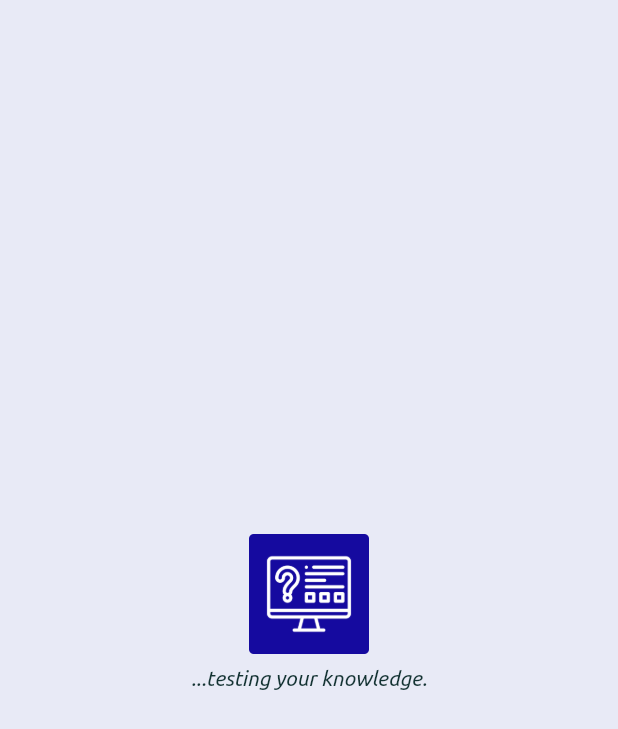
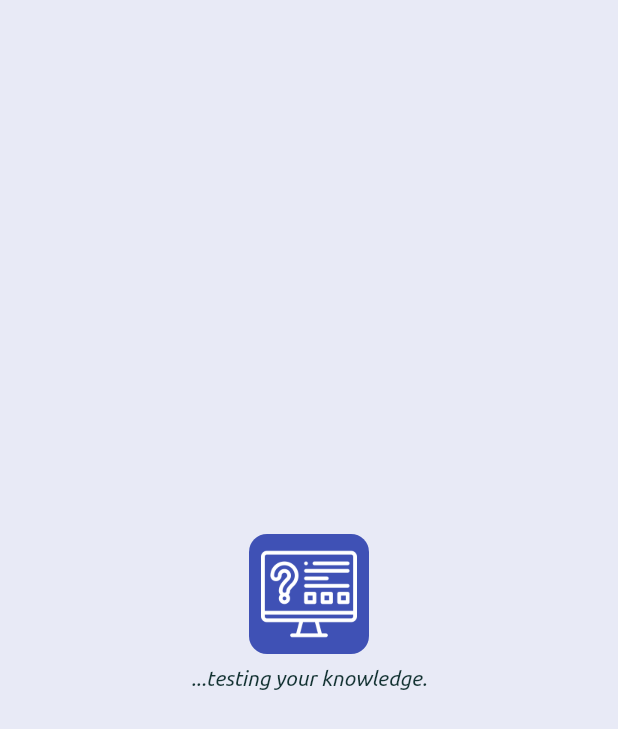
Before and after one commit to DeleMike/trivia, a Flutter app: the SplashScreen screen opened directly, on a phone screen of 412 x 824 dp. Shown: the top 729 px of the screen. Run offline on Flutter 3.47's test engine with Material 2 defaults, Android fonts, the phone set to English and light mode, and no system bars; our stand-ins replace image_picker, lottie, settings_ui, shared_preferences, sqflite; accounts and stored records are empty; project files that could hold a hidden picture were left out.

Commit message:
update UI: add border radius to icon container

```diff
--- a/lib/widgets/splash_screen.dart
+++ b/lib/widgets/splash_screen.dart
@@ -6,16 +6,20 @@ import '../helpers/dark_theme_provider.dart';
 class SplashScreen extends StatelessWidget {
   @override
   Widget build(BuildContext context) {
-    return Consumer<DarkThemeProvider>(
-          builder: (_, themeProvider, __) => Scaffold(
+    return Scaffold(
       body: Column(
         mainAxisAlignment: MainAxisAlignment.center,
         children: [
           Center(
             child: Container(
+
+              padding: const EdgeInsets.all(8.0),
               width: 80,
-                decoration: BoxDecoration(),
-                child:  themeProvider.darkTheme ? null : Image.asset('assets/images/app_icon.png'),
+              decoration: BoxDecoration(
+                 borderRadius: BorderRadiusDirectional.circular(12),
+                color: Theme.of(context).primaryColor,
+              ),
+              child: Image.asset('assets/images/logo.png'),
             ),
           ),
           Padding(
@@ -27,7 +31,6 @@ class SplashScreen extends StatelessWidget {
           ),
         ],
       ),
-      ),
     );
   }
 }
```
Also changed, not shown: lib/models/styles.dart (+6 -6 lines), lib/screens/welcome_screen.dart (+7 -4 lines). Lines whose indentation alone changed are shown as unchanged.
